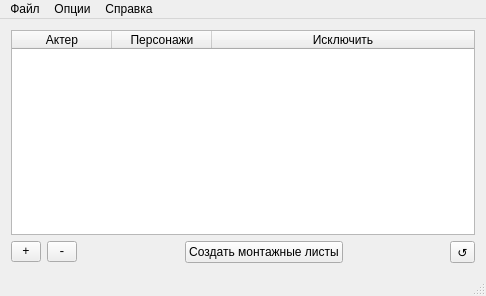
First picture: the form in sources/mainwindow.ui, repository denzor200/BiffGui, before the edit.
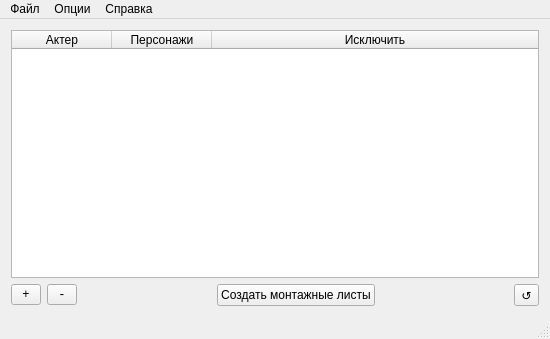
Second picture: the form after the edit.

Diff of the .ui file:
```diff
--- a/sources/mainwindow.ui
+++ b/sources/mainwindow.ui
@@ -6,8 +6,8 @@
    <rect>
     <x>0</x>
     <y>0</y>
-    <width>486</width>
-    <height>296</height>
+    <width>550</width>
+    <height>339</height>
    </rect>
   </property>
   <property name="windowTitle">
@@ -188,7 +188,7 @@
     <rect>
      <x>0</x>
      <y>0</y>
-     <width>486</width>
+     <width>550</width>
      <height>21</height>
     </rect>
    </property>
```
